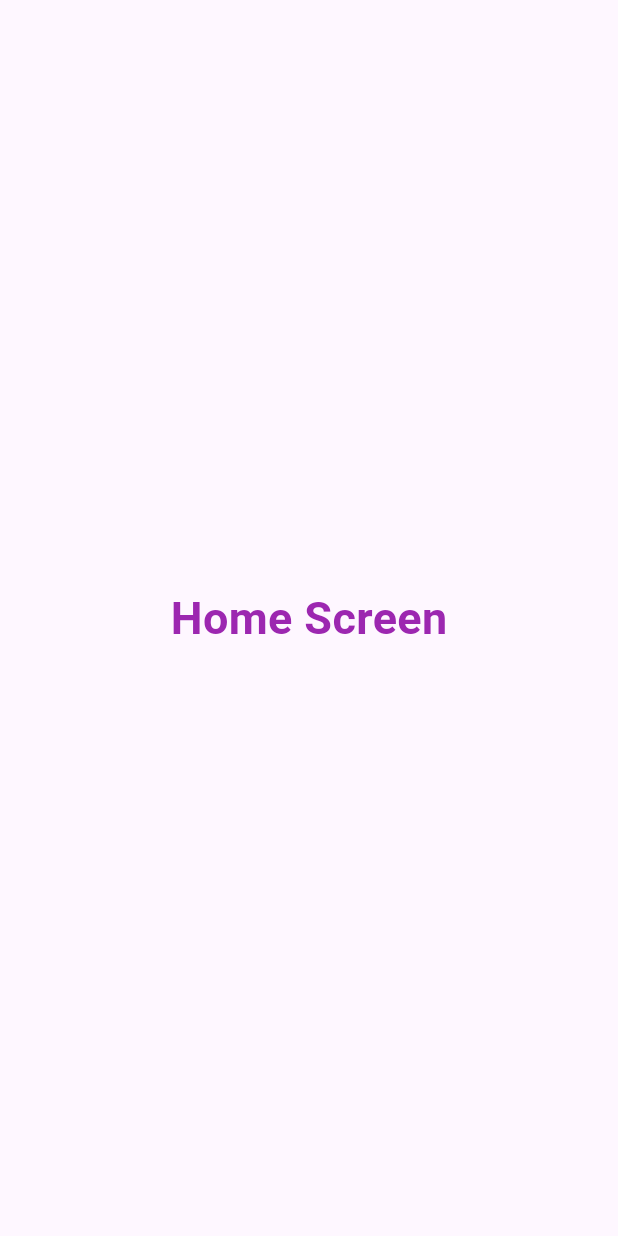
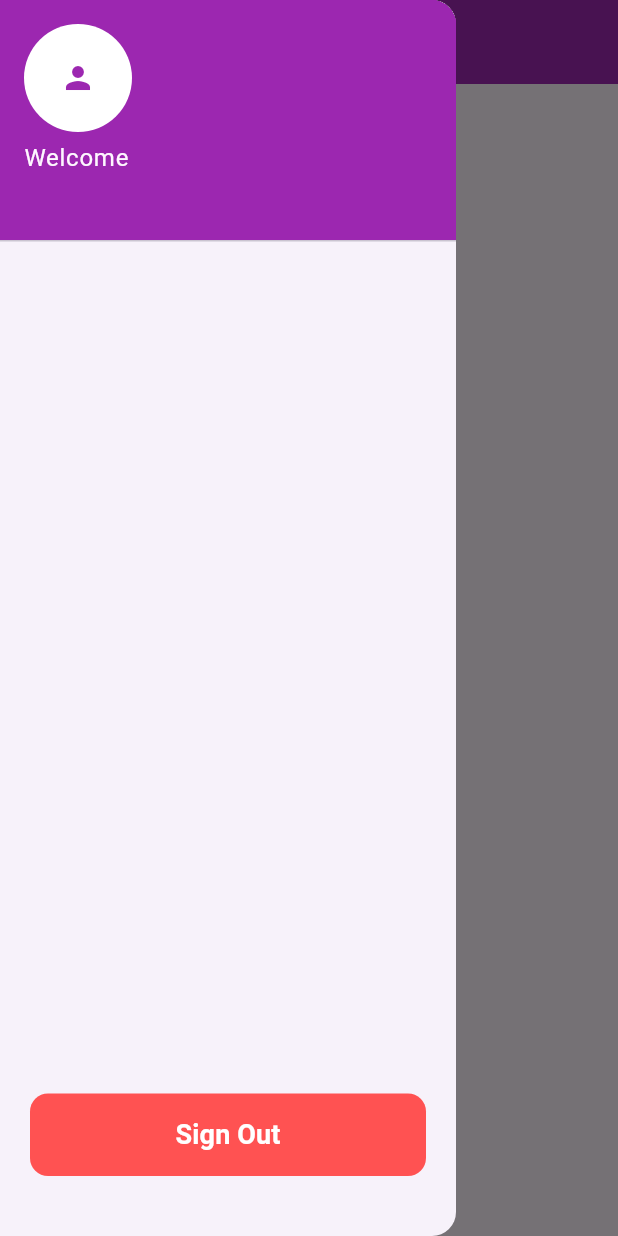
Before and after one commit to umerDev74/getx_with_firebase, a Flutter app: the HomeScreen screen opened by its route, with the side drawer open (before the commit the screen has no drawer), on a phone screen of 412 x 824 dp. Run offline on Flutter 3.47's test engine with Material 3 defaults, Android fonts, the phone set to English and light mode, and no system bars; our stand-ins replace firebase_auth, firebase_core, flutter_spinkit, get; accounts and stored records are empty.

Commit message:
signout function and models view

```diff
--- /dev/null
+++ b/lib/controller/auth_model.dart
@@ -0,0 +1 @@
+// TODO Implement this library.
--- a/lib/main.dart
+++ b/lib/main.dart
@@ -5,7 +5,7 @@ import 'package:get/get_navigation/src/root/get_material_app.dart';
 import 'package:getx_with_firebase/utills/routes/route_class.dart';
 //import 'package:getx_with_firebase/view/source/auth_screens/signup_screen.dart';
 
-import 'data/services/controller/auth_controller.dart';
+import 'controller/auth_controller.dart';
 import 'firebase_options.dart';
 
 void main()
@@ -14,7 +14,8 @@ async{
   await Firebase.initializeApp(
     options: DefaultFirebaseOptions.currentPlatform,
   );
-  Get.lazyPut(() => AuthController(), fenix: true); // fenix: true isse dobara create hone deta hai
+  //Get.lazyPut(() => AuthController(), fenix: true); // fenix: true isse dobara create hone deta hai
+  Get.put(AuthController(), permanent: true);
   runApp(const MyApp());
 }
 
--- /dev/null
+++ b/lib/model/auth_model/user_model.dart
@@ -0,0 +1,22 @@
+class UserModel {
+  final String? uid;
+  final String? email;
+
+  UserModel({this.uid, this.email});
+
+  // Factory constructor to create a UserModel from Firebase User
+  factory UserModel.fromFirebaseUser(dynamic user) {
+    return UserModel(
+      uid: user?.uid,
+      email: user?.email,
+    );
+  }
+
+  // To convert our model to a Map (useful for saving to Firestore later)
+  Map<String, dynamic> toJson() {
+    return {
+      "uid": uid,
+      "email": email,
+    };
+  }
+}
--- a/lib/view/source/auth_screens/signin_screen.dart
+++ b/lib/view/source/auth_screens/signin_screen.dart
@@ -1,7 +1,7 @@
 import 'package:flutter/material.dart';
 import 'package:get/get.dart';
 import 'package:getx_with_firebase/view/components/loading_widget.dart';
-import '../../../data/services/controller/auth_controller.dart';
+import '../../../controller/auth_controller.dart';
 import '../../components/custom_textformfield.dart';
 import '../../components/custom_button.dart'; // Naya import
 
--- a/lib/view/source/auth_screens/signup_screen.dart
+++ b/lib/view/source/auth_screens/signup_screen.dart
@@ -2,7 +2,7 @@ import 'package:flutter/material.dart';
 import 'package:get/get.dart';
 import 'package:getx_with_firebase/utills/routes/route_class.dart';
 import 'package:getx_with_firebase/view/components/loading_widget.dart';
-import '../../../data/services/controller/auth_controller.dart';
+import '../../../controller/auth_controller.dart';
 import '../../components/custom_textformfield.dart';
 import '../../components/custom_button.dart';
 
--- a/lib/view/source/home_screens/home_screen.dart
+++ b/lib/view/source/home_screens/home_screen.dart
@@ -1,14 +1,85 @@
 import 'package:flutter/material.dart';
+import 'package:get/get.dart';
+import '../../../controller/auth_controller.dart';
+import '../../components/custom_button.dart';
 
 class HomeScreen extends StatelessWidget {
   const HomeScreen({super.key});
 
   @override
   Widget build(BuildContext context) {
+    // Controller ko find karna
+    final AuthController authController = Get.find<AuthController>();
+
     return Scaffold(
-      body: Center(child:
-        Text('Home Screen',style: TextStyle(fontSize: 30,fontWeight: FontWeight.bold,
-        color: Colors.purple),),),
+      appBar: AppBar(
+        title: const Text("Home"),
+        backgroundColor: Colors.purple,
+      ),
+      // --- DRAWER START ---
+      drawer: Drawer(
+        child: Column(
+          children: [
+            // Drawer Header (Optional: User ki info dikhane ke liye)
+            UserAccountsDrawerHeader(
+              decoration: const BoxDecoration(color: Colors.purple),
+              accountName: const Text("Welcome"),
+              accountEmail: Text("${authController.userModel.value?.email}"),
+              currentAccountPicture: const CircleAvatar(
+                backgroundColor: Colors.white,
+                child: Icon(Icons.person, color: Colors.purple),
+              ),
+            ),
+
+            const Spacer(), // Button ko neechay push karne ke liye
+
+            // Sign Out Button using your CustomButton
+            Padding(
+              padding: const EdgeInsets.all(20.0),
+              child: Obx(() => CustomButton(
+                text: "Sign Out",
+                color: Colors.redAccent,
+                isLoading: authController.isLoading.value,
+                onPressed: () {
+                  authController.signOut();
+                },
+              )),
+            ),
+
+            const SizedBox(height: 20),
+          ],
+        ),
+      ),
+      // --- DRAWER END ---
+      body: const Center(
+        child: Text(
+          'Home Screen',
+          style: TextStyle(
+            fontSize: 30,
+            fontWeight: FontWeight.bold,
+            color: Colors.purple,
+          ),
+        ),
+      ),
     );
   }
 }
+
+
+// import 'package:flutter/material.dart';
+//
+// class HomeScreen extends StatelessWidget {
+//   const HomeScreen({super.key});
+//
+//   @override
+//   Widget build(BuildContext context) {
+//     return Scaffold(
+//       drawer: Drawer(
+//
+//       ),
+//       body: Center(child:
+//         Text('Home Screen',style: TextStyle(fontSize: 30,fontWeight: FontWeight.bold,
+//         color: Colors.purple),),),
+//     );
+//   }
+// }
```
Also changed, not shown: lib/controller/auth_controller.dart (renamed from lib/data/services/controller/auth_controller.dart, +49 -28 lines), lib/data/services/firebase/firebase_auth/auth_services.dart (+57 -18 lines), lib/controller/passsword_controller.dart (added).
